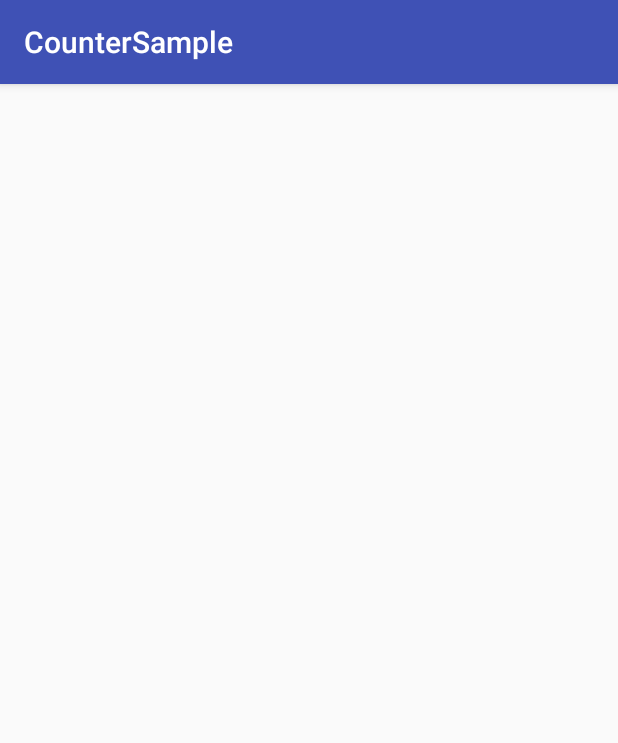
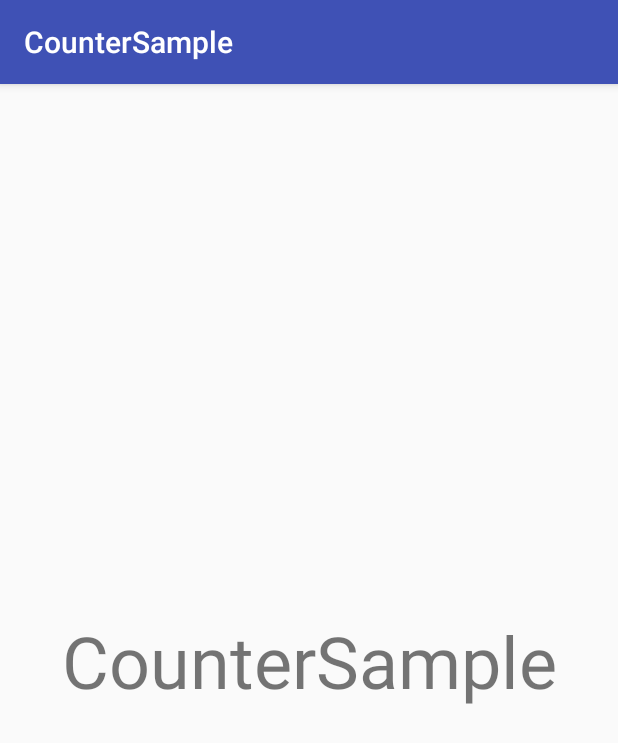
Before and after one commit to kazufusa/CounterSample, an Android app: the screen it shows after launch (MainActivity), on a phone screen of 412 x 824 dp. Shown: the top 743 px of the screen. Run offline under Robolectric (Android 15) with nearby library versions, the phone set to English and light mode, and no system bars; our stand-ins replace Dagger/Hilt's generated code, Room's generated code; libraries missing offline, so code that uses them is left out: kotlinx.coroutines.experimental; 1 statement that could not run was skipped.

Commit message:
Move counter view from MainActivity to CounterFragment

```diff
--- a/app/src/main/java/kazufusa/countersample/App.kt
+++ b/app/src/main/java/kazufusa/countersample/App.kt
@@ -17,7 +17,6 @@ class App : DaggerApplication() {
         super.onCreate()
         applyAutoInjector()
 //        appLifecycleCallbacks.onCreate(this)
-//        userViewModel.loginUserId.value = "satorufujiwara"
     }
 
     override fun onTerminate() {
--- a/app/src/main/java/kazufusa/countersample/MainActivity.kt
+++ b/app/src/main/java/kazufusa/countersample/MainActivity.kt
@@ -1,41 +1,20 @@
 package kazufusa.countersample
 
-import android.arch.lifecycle.Observer
-import android.arch.lifecycle.ViewModelProviders
-import android.support.v7.app.AppCompatActivity
 import android.os.Bundle
 import android.support.v4.app.Fragment
+import android.support.v7.app.AppCompatActivity
 import dagger.android.DispatchingAndroidInjector
 import dagger.android.support.HasSupportFragmentInjector
-import kazufusa.countersample.di.ViewModelFactory
-import kazufusa.countersample.ui.counter.CounterViewModel
-import kazufusa.countersample.vo.Counter
-import kotlinx.android.synthetic.main.activity_main.*
 import javax.inject.Inject
 
-
 class MainActivity : AppCompatActivity(), HasSupportFragmentInjector {
-    @Inject lateinit var viewModelFactory: ViewModelFactory
-    @Inject lateinit var androidInjector: DispatchingAndroidInjector<Fragment>
-
-    override fun supportFragmentInjector() = androidInjector
-    private val counterViewModel: CounterViewModel by lazy {
-        ViewModelProviders.of(this, viewModelFactory).get(CounterViewModel::class.java)
-    }
-
-    private val changeObserver = Observer<Counter> {
-        counter -> counter?.let { incrementCount(counter.count) }
-    }
+    @Inject
+    lateinit var dispatchingAndroidInjector: DispatchingAndroidInjector<Fragment>
 
     override fun onCreate(savedInstanceState: Bundle?) {
         super.onCreate(savedInstanceState)
-        setContentView(R.layout.activity_main)
-        counterViewModel.getCounter().observe(this, changeObserver)
-        lifecycle.addObserver(counterViewModel)
-        my_container.setOnClickListener { counterViewModel.increment() }
+        setContentView(R.layout.main_activity)
     }
 
-    private fun incrementCount(count: Int) {
-        my_text.text = (count).toString()
-    }
+    override fun supportFragmentInjector() = dispatchingAndroidInjector
 }
--- a/app/src/main/java/kazufusa/countersample/di/AppComponent.kt
+++ b/app/src/main/java/kazufusa/countersample/di/AppComponent.kt
@@ -11,7 +11,7 @@ import javax.inject.Singleton
 @Component(modules = [
     AndroidSupportInjectionModule::class,
     AppModule::class,
-    UiModule::class
+    MainActivityModule::class
 ])
 interface AppComponent : AndroidInjector<App> {
     // fun build(app: MainActivity)
--- a/app/src/main/java/kazufusa/countersample/di/UiModule.kt
+++ b/app/src/main/java/kazufusa/countersample/di/MainActivityModule.kt
@@ -3,10 +3,10 @@ package kazufusa.countersample.di
 import dagger.Module
 import dagger.android.ContributesAndroidInjector
 import kazufusa.countersample.MainActivity
-import kazufusa.countersample.di.module.MainModule
+import kazufusa.countersample.di.module.FragmentBuildersModule
 
 @Module
-internal abstract class UiModule {
-    @ContributesAndroidInjector(modules = arrayOf(MainModule::class))
+internal abstract class MainActivityModule {
+    @ContributesAndroidInjector(modules = [FragmentBuildersModule::class])
     internal abstract fun contributeMainActivity(): MainActivity
 }
--- /dev/null
+++ b/app/src/main/java/kazufusa/countersample/di/module/FragmentBuildersModule.kt
@@ -0,0 +1,12 @@
+package kazufusa.countersample.di.module
+
+import dagger.Module
+import dagger.android.ContributesAndroidInjector
+import kazufusa.countersample.ui.counter.CounterFragment
+
+@Suppress("unused")
+@Module
+abstract class FragmentBuildersModule {
+    @ContributesAndroidInjector
+    abstract fun contributeRepoFragment(): CounterFragment
+}
--- a/app/src/main/java/kazufusa/countersample/di/module/MainModule.kt
+++ /dev/null
@@ -1,10 +0,0 @@
-package kazufusa.countersample.di.module
-
-import dagger.Module
-
-
-@Module
-internal abstract class MainModule {
-    // @ContributesAndroidInjector
-    // abstract fun contributeMainFragment(): MainFragment
-}
--- /dev/null
+++ b/app/src/main/java/kazufusa/countersample/ui/counter/CounterFragment.kt
@@ -0,0 +1,44 @@
+package kazufusa.countersample.ui.counter
+
+import android.arch.lifecycle.Observer
+import android.arch.lifecycle.ViewModelProviders
+import android.os.Bundle
+import android.support.v4.app.Fragment
+import android.view.LayoutInflater
+import android.view.View
+import android.view.ViewGroup
+import kazufusa.countersample.R
+import kazufusa.countersample.di.Injectable
+import kazufusa.countersample.di.ViewModelFactory
+import kazufusa.countersample.vo.Counter
+import kotlinx.android.synthetic.main.counter_fragment.*
+import javax.inject.Inject
+
+class CounterFragment : Fragment(), Injectable {
+    @Inject lateinit var viewModelFactory: ViewModelFactory
+    lateinit var counterViewModel: CounterViewModel
+
+    override fun onCreateView(inflater: LayoutInflater, container: ViewGroup?, savedInstanceState: Bundle?): View? {
+        val view = inflater.inflate(R.layout.counter_fragment, container, false)
+
+        return view
+    }
+
+    override fun onActivityCreated(savedInstanceState: Bundle?) {
+        super.onActivityCreated(savedInstanceState)
+
+        counterViewModel  = ViewModelProviders.of(this, viewModelFactory).get(CounterViewModel::class.java)
+        counterViewModel.getCounter().observe(this, changeObserver)
+        lifecycle.addObserver(counterViewModel)
+        my_container.setOnClickListener { counterViewModel.increment() }
+    }
+
+    private val changeObserver = Observer<Counter> {
+        counter -> counter?.let { incrementCount(counter.count) }
+    }
+
+    private fun incrementCount(count: Int) {
+        my_text.text = (count).toString()
+    }
+
+}
--- a/app/src/main/res/layout/activity_main.xml
+++ b/app/src/main/res/layout/counter_fragment.xml
@@ -4,17 +4,18 @@
     xmlns:tools="http://schemas.android.com/tools"
     android:id="@+id/my_container"
     android:layout_width="match_parent"
-    android:layout_height="match_parent"
-    tools:context="kazufusa.countersample.MainActivity">
+    android:layout_height="match_parent">
 
     <TextView
         android:id="@+id/my_text"
         android:layout_width="wrap_content"
         android:layout_height="wrap_content"
+        android:text="@string/app_name"
         android:textSize="48sp"
         app:layout_constraintBottom_toBottomOf="parent"
-        app:layout_constraintLeft_toLeftOf="parent"
-        app:layout_constraintRight_toRightOf="parent"
+        app:layout_constraintEnd_toEndOf="parent"
+        app:layout_constraintHorizontal_bias="0.5"
+        app:layout_constraintStart_toStartOf="parent"
         app:layout_constraintTop_toTopOf="parent" />
 
 </android.support.constraint.ConstraintLayout>
--- a/app/src/main/res/layout/main_activity.xml
+++ b/app/src/main/res/layout/main_activity.xml
@@ -1,6 +1,17 @@
 <?xml version="1.0" encoding="utf-8"?>
-<android.support.constraint.ConstraintLayout
-    xmlns:android="http://schemas.android.com/apk/res/android" android:layout_width="match_parent"
+
+<FrameLayout xmlns:android="http://schemas.android.com/apk/res/android"
+    xmlns:tools="http://schemas.android.com/tools"
+    xmlns:app="http://schemas.android.com/apk/res-auto"
+    tools:ignore="MergeRootFrame"
+    android:layout_width="match_parent"
     android:layout_height="match_parent">
 
-</android.support.constraint.ConstraintLayout>
+    <fragment
+        android:name="androidx.navigation.fragment.NavHostFragment"
+        app:navGraph="@navigation/main"
+        app:defaultNavHost="true"
+        android:id="@+id/container"
+        android:layout_width="match_parent"
+        android:layout_height="match_parent" />
+</FrameLayout>
--- /dev/null
+++ b/app/src/main/res/navigation/main.xml
@@ -0,0 +1,13 @@
+<?xml version="1.0" encoding="utf-8"?>
+<navigation xmlns:android="http://schemas.android.com/apk/res/android"
+    xmlns:app="http://schemas.android.com/apk/res-auto"
+    xmlns:tools="http://schemas.android.com/tools"
+    app:startDestination="@+id/counter_fragment">
+
+    <fragment
+        android:id="@+id/counter_fragment"
+        android:name="kazufusa.countersample.ui.counter.CounterFragment"
+        android:label="counter_fragment"
+        tools:layout="@layout/counter_fragment">
+    </fragment>
+</navigation>
```
Also changed, not shown: app/src/main/java/kazufusa/countersample/di/AppModule.kt (line endings or trailing spaces), app/src/main/java/kazufusa/countersample/di/AutoInjector.kt (line endings or trailing spaces).
